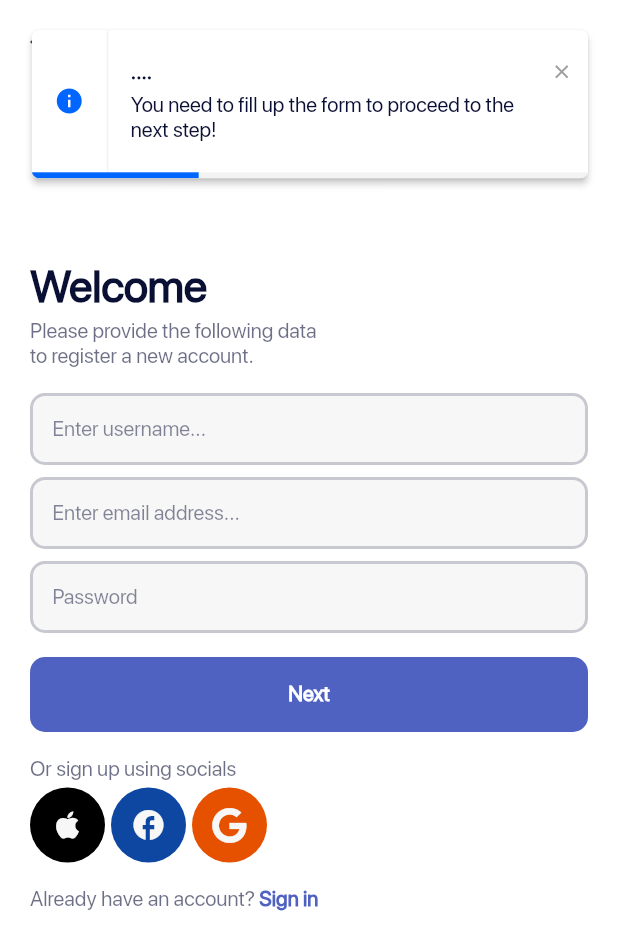
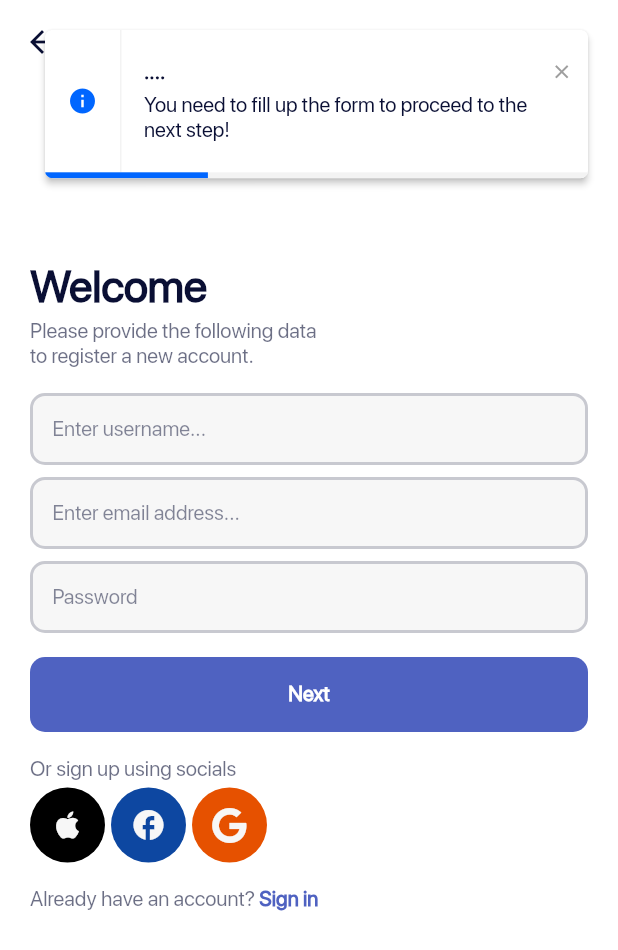
Before and after one commit to WorkWithAfridi/Pinext-Flutter_IncomeExpenseTracker, a Flutter app: the SignupScreenView screen opened directly, after a tap on "Next", on a phone screen of 412 x 824 dp. Shown: the top 950 px of the screen. Run offline on Flutter 3.47's test engine with Material 2 defaults, Android fonts, the phone set to English and light mode, and no system bars; our stand-ins replace bloc, cloud_firestore, elegant_notification, equatable, firebase_auth, firebase_core and 6 more; accounts and stored records are empty.

Commit message:
Code optimization and refatoring

```diff
--- a/lib/app/bloc/signin_cubit/signin_cubit_state.dart
+++ b/lib/app/bloc/signin_cubit/signin_cubit_state.dart
@@ -1,8 +1,7 @@
 part of 'signin_cubit_cubit.dart';
 
 abstract class SigninState extends Equatable {
-  SigninState(this.pageController, this.cards, this.numberOfCardsStored);
-  final PageController pageController;
+  SigninState(this.cards, this.numberOfCardsStored);
   List<PinextCardModel> cards;
   int numberOfCardsStored;
 
@@ -15,7 +14,6 @@ abstract class SigninState extends Equatable {
 
 class SigninDefaultState extends SigninState {
   SigninDefaultState(
-    super.pageController,
     super.cards,
     super.numberOfCardsStored,
   );
@@ -23,7 +21,6 @@ class SigninDefaultState extends SigninState {
 
 class SigninLoadingState extends SigninState {
   SigninLoadingState(
-    super.pageController,
     super.cards,
     super.numberOfCardsStored,
   );
@@ -31,7 +28,6 @@ class SigninLoadingState extends SigninState {
 
 class SigninSuccessState extends SigninState {
   SigninSuccessState(
-    super.pageController,
     super.cards,
     super.numberOfCardsStored,
   );
@@ -40,7 +36,6 @@ class SigninSuccessState extends SigninState {
 class SigninErrorState extends SigninState {
   String errorMessage;
   SigninErrorState(
-    super.pageController,
     super.cards,
     super.numberOfCardsStored,
     this.errorMessage,
--- a/lib/app/screens/home/pages/cards_and_balance_page.dart
+++ b/lib/app/screens/home/pages/cards_and_balance_page.dart
@@ -1,6 +1,6 @@
 import 'package:cloud_firestore/cloud_firestore.dart';
 import 'package:flutter/material.dart';
-import 'package:pinext/app/services/user_services.dart';
+import 'package:pinext/app/handlers/user_handler.dart';
 
 import '../../../app_data/app_constants/constants.dart';
 import '../../../app_data/app_constants/domentions.dart';
@@ -67,7 +67,7 @@ class CardsAndBalancePage extends StatelessWidget {
                   ),
                   FittedBox(
                     child: Text(
-                      UserServices().currentUser.netBalance,
+                      UserHandler().currentUser.netBalance,
                       style: boldTextStyle.copyWith(
                         color: whiteColor,
                         fontSize: 50,
--- a/lib/app/screens/signup/signup_screen.dart
+++ b/lib/app/screens/signup/signup_screen.dart
@@ -8,6 +8,7 @@ import 'package:pinext/app/app_data/app_constants/domentions.dart';
 import 'package:pinext/app/bloc/signin_cubit/signin_cubit_cubit.dart';
 import 'package:pinext/app/models/pinext_card_model.dart';
 import 'package:pinext/app/shared/widgets/custom_button.dart';
+import 'package:pinext/app/shared/widgets/custom_snackbar.dart';
 import 'package:pinext/app/shared/widgets/custom_text_field.dart';
 import 'package:pinext/app/shared/widgets/socials_button.dart';
 
@@ -42,6 +43,8 @@ class _SignupScreenViewState extends State<SignupScreenView> {
   late TextEditingController emailController;
   late TextEditingController passwordController;
 
+  late PageController signupPageController;
+
   @override
   void initState() {
     userNameController = TextEditingController();
@@ -50,12 +53,14 @@ class _SignupScreenViewState extends State<SignupScreenView> {
     netBalanceController = TextEditingController();
     monthlyBudgetController = TextEditingController();
     budgetSpentSoFarController = TextEditingController();
+    signupPageController = PageController();
 
     registrationPages.add(
       UserRegistrationPage(
         userNameController: userNameController,
         passwordController: passwordController,
         emailController: emailController,
+        pageController: signupPageController,
       ),
     );
     registrationPages.add(
@@ -66,6 +71,7 @@ class _SignupScreenViewState extends State<SignupScreenView> {
         emailController: emailController,
         userNameController: userNameController,
         passwordController: passwordController,
+        pageController: signupPageController,
       ),
     );
     super.initState();
@@ -79,6 +85,7 @@ class _SignupScreenViewState extends State<SignupScreenView> {
     netBalanceController.dispose();
     monthlyBudgetController.dispose();
     budgetSpentSoFarController.dispose();
+    signupPageController.dispose();
     super.dispose();
   }
 
@@ -98,7 +105,7 @@ class _SignupScreenViewState extends State<SignupScreenView> {
       body: BlocBuilder<SigninCubit, SigninState>(
         builder: (context, state) {
           return PageView.builder(
-            controller: state.pageController,
+            controller: signupPageController,
             physics: const NeverScrollableScrollPhysics(),
             itemCount: registrationPages.length,
             itemBuilder: ((context, index) {
@@ -112,15 +119,17 @@ class _SignupScreenViewState extends State<SignupScreenView> {
 }
 
 class UserRegistrationPage extends StatelessWidget {
-  UserRegistrationPage(
-      {Key? key,
+  UserRegistrationPage({
+    Key? key,
     required this.userNameController,
     required this.emailController,
-      required this.passwordController})
-      : super(key: key);
+    required this.passwordController,
+    required this.pageController,
+  }) : super(key: key);
   TextEditingController userNameController;
   TextEditingController emailController;
   TextEditingController passwordController;
+  PageController pageController;
 
   @override
   Widget build(BuildContext context) {
@@ -175,9 +184,7 @@ class UserRegistrationPage extends StatelessWidget {
             const SizedBox(
               height: 16,
             ),
-            BlocBuilder<SigninCubit, SigninState>(
-              builder: (context, state) {
-                return GetCustomButton(
+            GetCustomButton(
               title: "Next",
               titleColor: whiteColor,
               buttonColor: customBlueColor,
@@ -186,30 +193,18 @@ class UserRegistrationPage extends StatelessWidget {
                 if (userNameController.text.isNotEmpty &&
                     emailController.text.isNotEmpty &&
                     passwordController.text.isNotEmpty) {
-                      state.pageController.animateToPage(
+                  pageController.jumpToPage(
                     1,
-                        duration: const Duration(
-                          milliseconds: 200,
-                        ),
-                        curve: Curves.linear,
                   );
                 } else {
-                      ElegantNotification.info(
-                        title: Text(
-                          "....",
-                          style: boldTextStyle,
-                        ),
-                        description: Text(
+                  GetCustomSnackbar(
+                    title: "....",
+                    message:
                         "You need to fill up the form to proceed to the next step!",
-                          style: regularTextStyle,
-                        ),
-                        width: getWidth(context) * .9,
-                        animationDuration: const Duration(milliseconds: 200),
-                        toastDuration: const Duration(seconds: 5),
-                      ).show(context);
+                    snackbarType: SnackbarType.info,
+                    context: context,
+                  );
                 }
-                  },
-                );
               },
             ),
             const SizedBox(
@@ -273,6 +268,7 @@ class CardsAndBalancesRegistrationPage extends StatelessWidget {
     required this.emailController,
     required this.userNameController,
     required this.passwordController,
+    required this.pageController,
   }) : super(key: key);
 
   TextEditingController userNameController;
@@ -281,6 +277,7 @@ class CardsAndBalancesRegistrationPage extends StatelessWidget {
   TextEditingController netBalanceController;
   TextEditingController monthlyBudgetController;
   TextEditingController budgetSpentSoFarController;
+  PageController pageController;
 
   @override
   Widget build(BuildContext context) {
@@ -700,19 +697,13 @@ class CardsAndBalancesRegistrationPage extends StatelessWidget {
                             budgetSpentSoFar: budgetSpentSoFarController.text,
                           );
                     } else {
-                      ElegantNotification.info(
-                        title: Text(
-                          "....",
-                          style: boldTextStyle,
-                        ),
-                        description: Text(
-                          "You need to fill up the form in order to create an account!",
-                          style: regularTextStyle,
-                        ),
-                        width: getWidth(context) * .9,
-                        animationDuration: const Duration(milliseconds: 200),
-                        toastDuration: const Duration(seconds: 5),
-                      ).show(context);
+                      GetCustomSnackbar(
+                        title: "....",
+                        message:
+                            "You need to fill up the form to create an account.",
+                        snackbarType: SnackbarType.info,
+                        context: context,
+                      );
                     }
                   },
                 );
@@ -721,20 +712,14 @@ class CardsAndBalancesRegistrationPage extends StatelessWidget {
             const SizedBox(
               height: 8,
             ),
-            BlocBuilder<SigninCubit, SigninState>(
-              builder: (context, state) {
-                return GetCustomButton(
+            GetCustomButton(
               title: "Back",
               titleColor: whiteColor,
               buttonColor: customBlackColor,
               isLoading: false,
               callBackFunction: () {
-                    state.pageController.animateToPage(
+                pageController.jumpToPage(
                   0,
-                      duration: const Duration(milliseconds: 200),
-                      curve: Curves.easeInOut,
-                    );
-                  },
                 );
               },
             ),
```
Also changed, not shown: lib/app/bloc/signin_cubit/signin_cubit_cubit.dart (+4 -11 lines), lib/app/handlers/user_handler.dart (renamed from lib/app/services/user_services.dart, +4 -4 lines), lib/app/screens/home/pages/home_page.dart (+6 -6 lines), lib/app/services/authentication_services.dart (+5 -5 lines), lib/app/handlers/card_handler.dart (renamed from lib/app/services/card_services.dart). Lines whose indentation alone changed are shown as unchanged.
